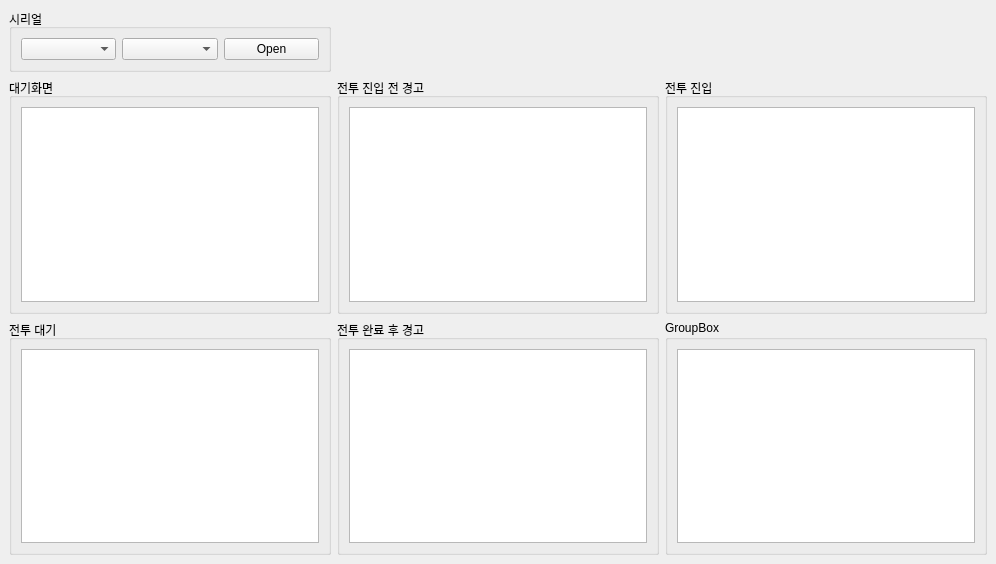
This is UI/test.ui in KimByungSu1/pythonProject as Qt 5 draws it before an edit. The edited form follows.
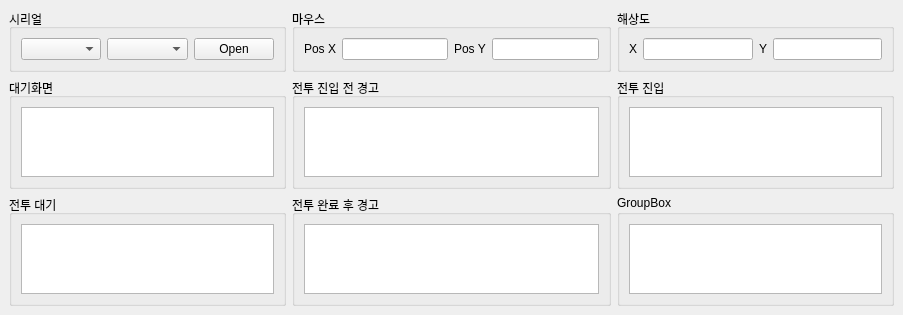
This is the edited form.

```diff
--- a/UI/test.ui
+++ b/UI/test.ui
@@ -6,8 +6,8 @@
    <rect>
     <x>0</x>
     <y>0</y>
-    <width>996</width>
-    <height>564</height>
+    <width>903</width>
+    <height>299</height>
    </rect>
   </property>
   <property name="windowTitle">
@@ -109,6 +109,64 @@
       </layout>
      </widget>
     </item>
+    <item row="0" column="1">
+     <widget class="QGroupBox" name="groupBox_8">
+      <property name="title">
+       <string>마우스</string>
+      </property>
+      <layout class="QGridLayout" name="gridLayout_3">
+       <item row="0" column="0">
+        <widget class="QLabel" name="label">
+         <property name="text">
+          <string>Pos X</string>
+         </property>
+        </widget>
+       </item>
+       <item row="0" column="1">
+        <widget class="QLineEdit" name="le_posX"/>
+       </item>
+       <item row="0" column="2">
+        <widget class="QLabel" name="label_2">
+         <property name="text">
+          <string>Pos Y</string>
+         </property>
+        </widget>
+       </item>
+       <item row="0" column="3">
+        <widget class="QLineEdit" name="le_posY"/>
+       </item>
+      </layout>
+     </widget>
+    </item>
+    <item row="0" column="2">
+     <widget class="QGroupBox" name="groupBox_9">
+      <property name="title">
+       <string>해상도</string>
+      </property>
+      <layout class="QGridLayout" name="gridLayout_4">
+       <item row="0" column="0">
+        <widget class="QLabel" name="label_3">
+         <property name="text">
+          <string>X</string>
+         </property>
+        </widget>
+       </item>
+       <item row="0" column="1">
+        <widget class="QLineEdit" name="le_progX"/>
+       </item>
+       <item row="0" column="2">
+        <widget class="QLabel" name="label_4">
+         <property name="text">
+          <string>Y</string>
+         </property>
+        </widget>
+       </item>
+       <item row="0" column="3">
+        <widget class="QLineEdit" name="le_progY"/>
+       </item>
+      </layout>
+     </widget>
+    </item>
    </layout>
   </widget>
  </widget>
```
